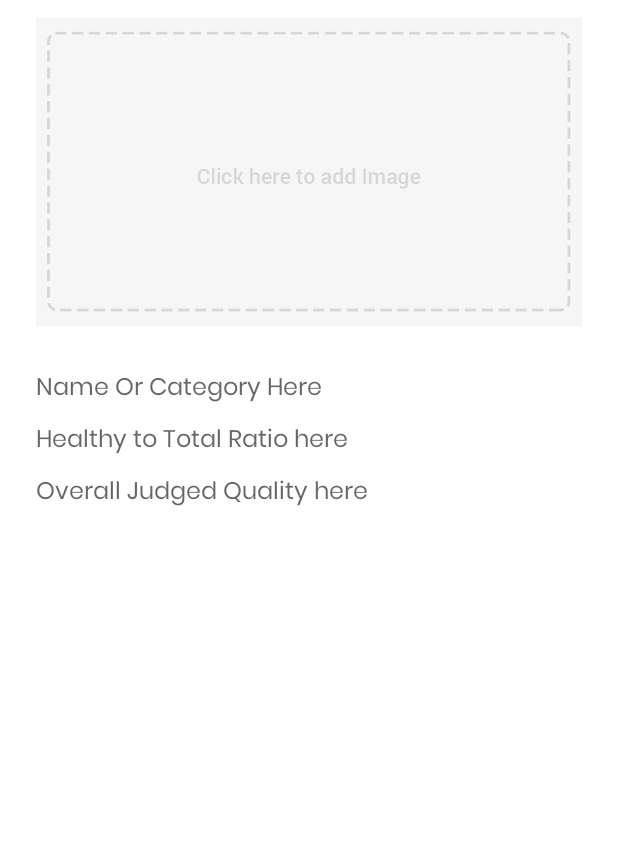
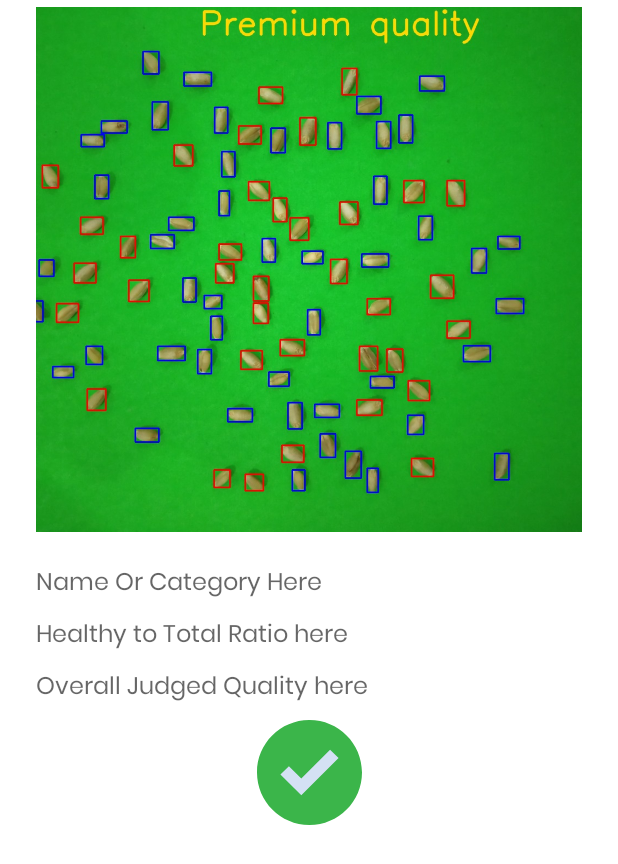
Before and after one commit to shivamkumard107/KisanSeva2, an Android app: the layout activity_quality_test_result.xml on its own in the app's theme, with its tools: preview values and no code run, on a phone screen of 412 x 824 dp. Shown: the top 864 px of the screen. Run offline under Robolectric (Android 15) with nearby library versions, the phone set to English and light mode, and no system bars.

Commit message:
UI fixes

```diff
--- /dev/null
+++ b/app/src/main/res/drawable/ic_tick.xml
@@ -0,0 +1,5 @@
+<vector android:height="64dp" android:viewportHeight="367.805"
+    android:viewportWidth="367.805" android:width="64dp" xmlns:android="http://schemas.android.com/apk/res/android">
+    <path android:fillColor="#3BB54A" android:pathData="M183.903,0.001c101.566,0 183.902,82.336 183.902,183.902s-82.336,183.902 -183.902,183.902S0.001,285.469 0.001,183.903l0,0C-0.288,82.625 81.579,0.29 182.856,0.001C183.205,0 183.554,0 183.903,0.001z"/>
+    <path android:fillColor="#D4E1F4" android:pathData="M285.78,133.225l-130.612,130.612l-73.143,-72.62l29.78,-29.257l43.363,42.841l100.833,-100.833z"/>
+</vector>
--- a/app/src/main/res/layout/activity_quality_test_result.xml
+++ b/app/src/main/res/layout/activity_quality_test_result.xml
@@ -35,13 +35,13 @@
                 <ImageView
                     android:id="@+id/item_image"
                     android:layout_width="wrap_content"
-                    android:layout_height="220dp"
+                    android:layout_height="350dp"
+                    android:layout_centerInParent="true"
                     android:layout_marginStart="24dp"
+                    android:layout_marginTop="10dp"
                     android:layout_marginEnd="24dp"
-                    android:layout_marginTop="10dp"
-                    android:scaleType="centerInside"
-                    android:layout_centerInParent="true"
-                    android:src="@drawable/add_btn" />
+                    android:scaleType="centerCrop"
+                    android:src="@drawable/result_1" />
 
                 <LinearLayout
                     android:id="@+id/ml"
@@ -139,6 +139,16 @@
                 app:layout_constraintTop_toBottomOf="@id/tvRatio"
                 app:startIconTintMode="screen" />
 
+            <ImageView
+                android:id="@+id/tick"
+                android:layout_width="70dp"
+                android:layout_height="70dp"
+                android:src="@drawable/ic_tick"
+                app:layout_constraintEnd_toEndOf="parent"
+                android:layout_marginTop="8dp"
+                app:layout_constraintStart_toStartOf="parent"
+                app:layout_constraintTop_toBottomOf="@+id/tvQuality" />
+
             <androidx.recyclerview.widget.RecyclerView
                 android:id="@+id/rvPrevResults"
                 android:layout_width="match_parent"
@@ -147,7 +157,7 @@
                 app:layout_constraintBottom_toBottomOf="parent"
                 app:layout_constraintEnd_toEndOf="parent"
                 app:layout_constraintStart_toStartOf="parent"
-                app:layout_constraintTop_toBottomOf="@id/tvQuality" />
+                app:layout_constraintTop_toBottomOf="@id/tick" />
         </androidx.constraintlayout.widget.ConstraintLayout>
 
     </androidx.core.widget.NestedScrollView>
--- a/app/src/main/res/layout/fragment_item_info.xml
+++ b/app/src/main/res/layout/fragment_item_info.xml
@@ -242,6 +242,7 @@
                 app:layout_constraintDimensionRatio="270:50"
                 app:layout_constraintEnd_toEndOf="parent"
                 app:layout_constraintStart_toStartOf="parent"
+                android:layout_marginBottom="100dp"
                 app:layout_constraintTop_toBottomOf="@+id/etDescription" />
         </androidx.constraintlayout.widget.ConstraintLayout>
     </androidx.core.widget.NestedScrollView>
--- a/app/src/main/res/values/strings.xml
+++ b/app/src/main/res/values/strings.xml
@@ -877,4 +877,5 @@
     <string name="total_amount">TOTAL AMOUNT</string>
     <string name="all_orders">All Orders</string>
     <string name="order_details">Order Details</string>
+    <string name="rice">Rice</string>
 </resources>
```
Also changed, not shown: app/src/main/java/com/uttarakhand/kisanseva2/activities/QualityTestResultActivity.kt (+15 -1 lines), app/src/main/java/com/uttarakhand/kisanseva2/fragments/QualityTesting.kt (+5 -3 lines), app/src/main/res/drawable/result_1.jpeg (added), 1 other file.
